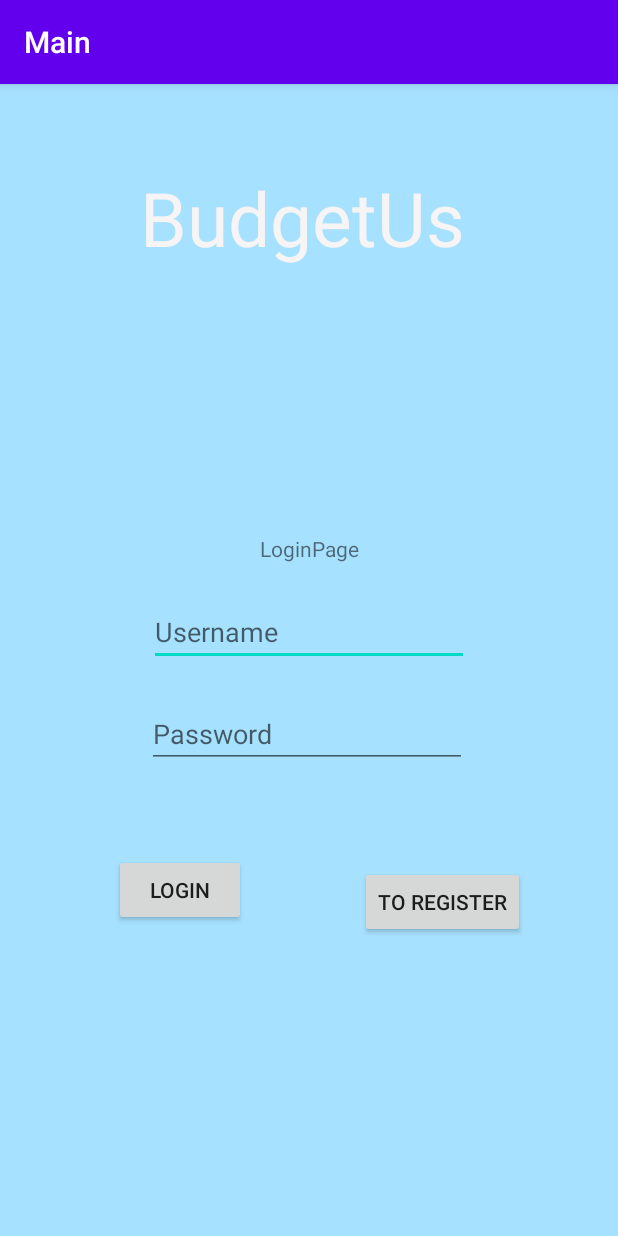
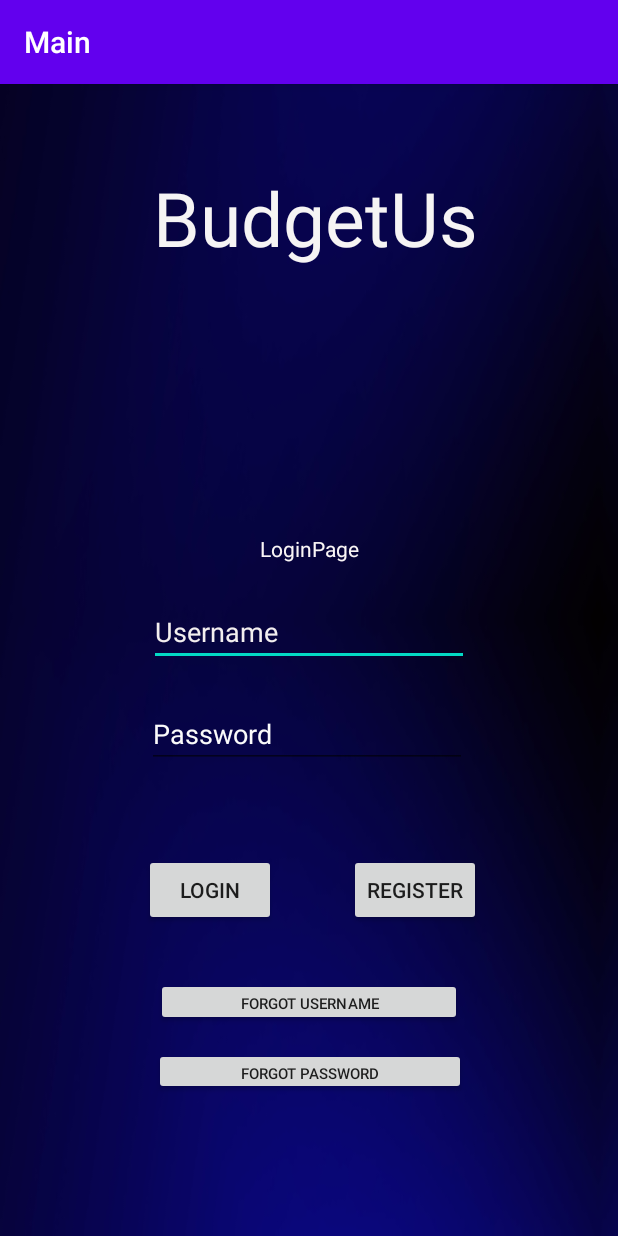
Before and after one commit to dlam15/BudgetUs, an Android app: the screen it shows after launch (MainActivity), on a phone screen of 412 x 824 dp. Run offline under Robolectric (Android 15) with nearby library versions, the phone set to English and light mode, and no system bars.

Commit message:
Added forgot username/password

```diff
--- a/BudgetUs/app/src/main/java/com/example/budgetus/MainActivity.java
+++ b/BudgetUs/app/src/main/java/com/example/budgetus/MainActivity.java
@@ -17,27 +17,31 @@ public class MainActivity extends AppCompatActivity {
     private EditText username;
     private EditText password;
     private Button loginbutton;
-    private Button registerbutton;
+    private Button toRegBtn;
+    private Button forgotUsernamebutton;
+    private Button forgotPasswordbutton;
 
     @Override
     protected void onCreate(Bundle savedInstanceState) {
         super.onCreate(savedInstanceState);
         setContentView(R.layout.activity_main);
 
-
-        Button toRegBtn = (Button) findViewById(R.id.goToRegisterButton);
-        toRegBtn.setOnClickListener(new View.OnClickListener() {
-            @Override
-            public void onClick(View view) {
-                launchRegisterActivity();
-            }
-        });
-
-        //Theresa's
+        //Variables
          username = (EditText) findViewById(R.id.editUsername);
          password = (EditText)findViewById(R.id.editPassword);
          loginbutton = (Button) findViewById(R.id.btLogin);
+         toRegBtn = (Button) findViewById(R.id.goToRegisterButton);
+         forgotUsernamebutton = (Button) findViewById(R.id.btForgotUsername);
+         forgotPasswordbutton = (Button) findViewById(R.id.btForgotPassword);
 
+
+        //Register Button
+        toRegBtn.setOnClickListener(new View.OnClickListener() {
+            @Override
+            public void onClick(View view) { launchRegisterActivity(); }
+        });
+
+         //Login Button
          loginbutton.setOnClickListener(new View.OnClickListener() {
              @Override
              public void onClick(View view) {
@@ -47,19 +51,41 @@ public class MainActivity extends AppCompatActivity {
              }
          });
 
-        // registerbutton.setOnClickListener(new Button.OnClickListener(){
-        //     public void onClick(View view) {
-        //         Intent registerPage = new Intent(MainActivity.this, Register.class);
-        //         startActivity(registerPage);
-        //     }
-        // });
+         //Forgot Username Button
+        forgotUsernamebutton.setOnClickListener(new View.OnClickListener() {
+            @Override
+            public void onClick(View view) {
+                launchForgotUsernameActivity();
+            }
+        });
+
+        //Forgot Password Button
+        forgotPasswordbutton.setOnClickListener(new View.OnClickListener() {
+            @Override
+            public void onClick(View view) {
+                launchForgotPasswordActivity();
+            }
+        });
 
     }
 
+    //Functions
     private void launchRegisterActivity(){
         Intent intent = new Intent(this, RegisterActivity.class);
         startActivity(intent);
     }
+
+    private void launchForgotUsernameActivity(){
+        Intent intent = new Intent(this, forgotLogin.class);
+        startActivity(intent);
+    }
+
+    private void launchForgotPasswordActivity(){
+        Intent intent = new Intent(this, forgotLogin2.class);
+        startActivity(intent);
+    }
+
+
 
      private void validate(String userName,String userPassword) {
          //get username and password
--- a/BudgetUs/app/src/main/res/layout/activity_main.xml
+++ b/BudgetUs/app/src/main/res/layout/activity_main.xml
@@ -4,7 +4,7 @@
     xmlns:tools="http://schemas.android.com/tools"
     android:layout_width="match_parent"
     android:layout_height="match_parent"
-    android:background="@drawable/background"
+    android:background="@drawable/darkblue"
     tools:context=".MainActivity">
 
 
@@ -13,12 +13,13 @@
         android:layout_width="wrap_content"
         android:layout_height="wrap_content"
         android:layout_marginBottom="134dp"
-        android:text="to register"
+        android:text="Register"
         app:layout_constraintBottom_toBottomOf="parent"
         app:layout_constraintEnd_toEndOf="parent"
-        app:layout_constraintHorizontal_bias="0.794"
-        app:layout_constraintStart_toStartOf="parent"
-        app:layout_constraintTop_toBottomOf="@+id/editPassword" />
+        app:layout_constraintHorizontal_bias="0.347"
+        app:layout_constraintStart_toEndOf="@+id/btLogin"
+        app:layout_constraintTop_toBottomOf="@+id/editPassword"
+        app:layout_constraintVertical_bias="0.442" />
 
     <EditText
         android:id="@+id/editUsername"
@@ -28,6 +29,7 @@
         android:hint="Username"
         android:shadowColor="#FFFFFF"
         android:textColor="#F1EEEE"
+        android:textColorHint="#F3EFEF"
         android:textSize="18sp"
         app:layout_constraintBottom_toBottomOf="parent"
         app:layout_constraintEnd_toEndOf="parent"
@@ -37,8 +39,8 @@
         android:id="@+id/btLogin"
         android:layout_width="wrap_content"
         android:layout_height="wrap_content"
-        android:layout_marginStart="76dp"
-        android:layout_marginLeft="76dp"
+        android:layout_marginStart="96dp"
+        android:layout_marginLeft="96dp"
         android:text="Login"
         app:layout_constraintBottom_toBottomOf="parent"
         app:layout_constraintStart_toStartOf="parent"
@@ -52,6 +54,8 @@
         android:ems="10"
         android:hint="Password"
         android:inputType="textPassword"
+        android:textColor="#F6F4F4"
+        android:textColorHint="#FBFBFB"
         app:layout_constraintBottom_toBottomOf="parent"
         app:layout_constraintEnd_toEndOf="parent"
         app:layout_constraintHorizontal_bias="0.492"
@@ -63,7 +67,9 @@
         android:id="@+id/textView3"
         android:layout_width="wrap_content"
         android:layout_height="wrap_content"
+        android:foregroundGravity="center"
         android:text="LoginPage"
+        android:textColor="#FAF6F6"
         app:layout_constraintBottom_toTopOf="@+id/editUsername"
         app:layout_constraintEnd_toEndOf="parent"
         app:layout_constraintStart_toStartOf="parent"
@@ -75,15 +81,38 @@
         android:layout_width="234dp"
         android:layout_height="0dp"
         android:layout_marginTop="55dp"
-        android:layout_marginBottom="283dp"
+        android:foregroundGravity="center"
+        android:gravity="center"
         android:text="BudgetUs"
         android:textColor="#F6F4F4"
         android:textSize="50sp"
-        app:layout_constraintBottom_toTopOf="@+id/goToRegisterButton"
         app:layout_constraintEnd_toEndOf="parent"
         app:layout_constraintHorizontal_bias="0.525"
         app:layout_constraintStart_toStartOf="parent"
-        app:layout_constraintTop_toTopOf="parent"
-        app:layout_constraintVertical_bias="0.843" />
+        app:layout_constraintTop_toTopOf="parent" />
+
+    <Button
+        android:id="@+id/btForgotUsername"
+        android:layout_width="204dp"
+        android:layout_height="32dp"
+        android:text="Forgot Username"
+        android:textSize="10sp"
+        app:layout_constraintBottom_toBottomOf="parent"
+        app:layout_constraintEnd_toEndOf="parent"
+        app:layout_constraintStart_toStartOf="parent"
+        app:layout_constraintTop_toBottomOf="@+id/editPassword" />
+
+    <Button
+        android:id="@+id/btForgotPassword"
+        android:layout_width="208dp"
+        android:layout_height="31dp"
+        android:text="Forgot Password"
+        android:textSize="10sp"
+        app:layout_constraintBottom_toBottomOf="parent"
+        app:layout_constraintEnd_toEndOf="parent"
+        app:layout_constraintHorizontal_bias="0.502"
+        app:layout_constraintStart_toStartOf="parent"
+        app:layout_constraintTop_toBottomOf="@+id/btForgotUsername"
+        app:layout_constraintVertical_bias="0.133" />
 
 </androidx.constraintlayout.widget.ConstraintLayout>
--- a/BudgetUs/app/src/main/res/values/strings.xml
+++ b/BudgetUs/app/src/main/res/values/strings.xml
@@ -2,6 +2,8 @@
     <string name="app_name">BudgetUs</string>
     <string name="title_activity_register">RegisterActivity</string>
     <string name="title_activity_dashboard">MainDashboard</string>
+    <string name="title_activity_forgotLogin">forgotLogin</string>
+    <string name="title_activity_forgotLogin2">forgotLogin2</string>
     <!-- Strings used for fragments for navigation -->
     <string name="first_fragment_label">First Fragment</string>
     <string name="second_fragment_label">Second Fragment</string>
```
Also changed, not shown: BudgetUs/app/src/main/AndroidManifest.xml (+9 -1 lines), BudgetUs/app/src/main/java/com/example/budgetus/forgotLogin.java (added, +37 -0 lines), BudgetUs/app/src/main/java/com/example/budgetus/forgotLogin2.java (added, +36 -0 lines), BudgetUs/app/src/main/res/layout/activity_forgot_login.xml (added, +58 -0 lines), BudgetUs/app/src/main/res/layout/activity_forgot_login2.xml (added, +60 -0 lines), BudgetUs/app/src/main/res/drawable/darkblue.jpg (added).
